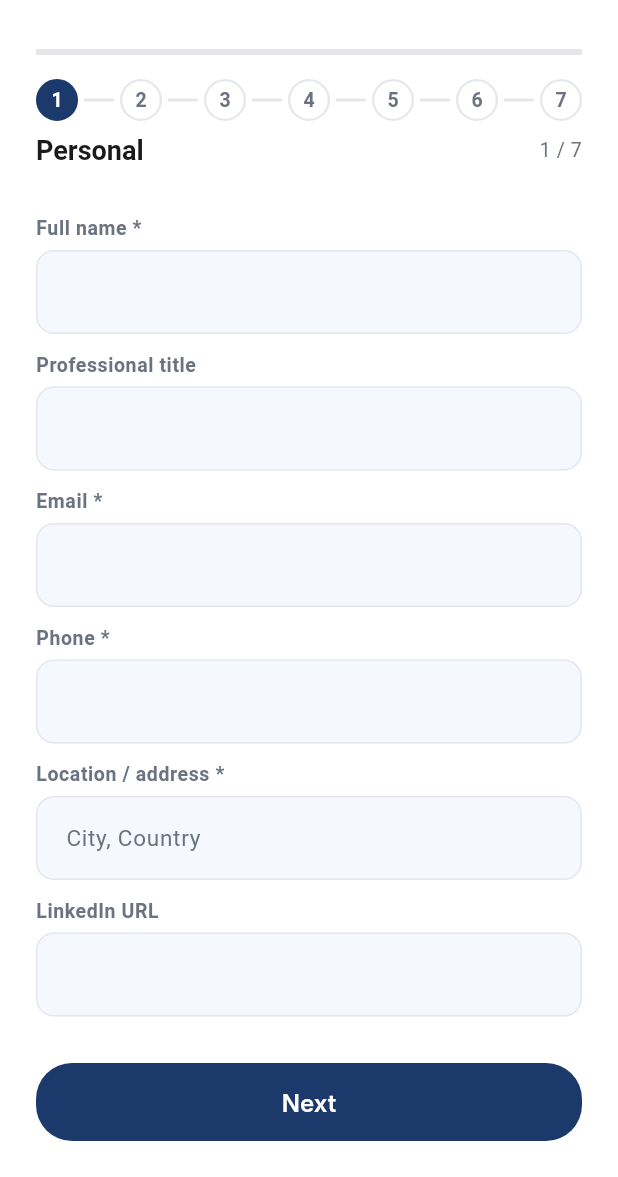
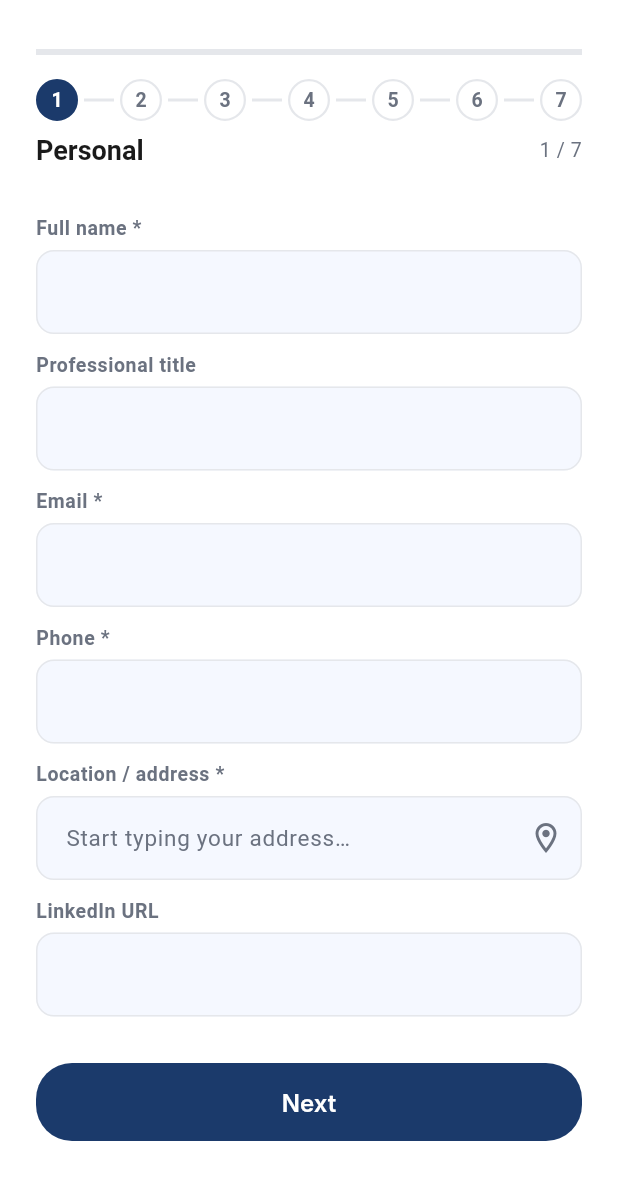
Before and after one commit to oscarneupane/resume-builder, a Flutter app: the ResumeBuilderScreen screen opened by its route, on a phone screen of 412 x 824 dp, the part 59-1236 px from its top. Run offline on Flutter 3.47's test engine with Material 3 defaults, Android fonts, the phone set to English and light mode, and no system bars; our stand-ins replace file_picker, flutter_dotenv, flutter_riverpod, flutter_secure_storage, go_router, image_picker and 4 more; accounts and stored records are empty; Roboto replaces fonts that are missing (Inter).

Commit message:
feat: Google Places address autocomplete + clearer OpenAI quota errors
- PlacesService: Google Places Autocomplete via REST, gated on
  GOOGLE_PLACES_API_KEY. Returns empty (graceful) when no key, short input, or error.
- AddressAutocompleteField: reusable Form-aware Autocomplete widget; replaces the
  Location/address field in the resume Personal step. Degrades to a plain text
  field when no key is set.
- AiService: surface OpenAI 429 as "quota exceeded — add billing" for both the
  generate and extract direct-OpenAI paths (clearer than a raw status code).
- Docs: SETUP.md Google Places section; .env.example GOOGLE_PLACES_API_KEY.

Verified: flutter analyze (0/0), flutter test (28/28), build apk, live on
emulator — address field renders with the autocomplete widget; AI now calls
OpenAI directly (confirmed via a real 429 quota response, i.e. wiring works).

Co-Authored-By: Claude Opus 4.8 <noreply@anthropic.com>

```diff
--- a/lib/features/resume_builder/widgets/builder_steps.dart
+++ b/lib/features/resume_builder/widgets/builder_steps.dart
@@ -3,6 +3,7 @@ import 'package:flutter/material.dart';
 import '../../../app/theme.dart';
 import '../../../core/extensions.dart';
 import '../../../shared/utils/validators.dart';
+import '../../../shared/widgets/address_autocomplete_field.dart';
 import '../../../shared/widgets/app_button.dart';
 import '../../../shared/widgets/app_text_field.dart';
 import '../controllers/resume_builder_controller.dart';
@@ -53,9 +54,9 @@ class PersonalStep extends StatelessWidget {
             validator: Validators.phone,
           ),
           const SizedBox(height: 12),
-          AppTextField(
+          AddressAutocompleteField(
             label: 'Location / address *',
-            hint: 'City, Country',
+            hint: 'Start typing your address…',
             initialValue: c.location,
             onChanged: (v) => c.location = v,
             validator: (v) => Validators.required(v, 'Location'),
--- /dev/null
+++ b/lib/shared/widgets/address_autocomplete_field.dart
@@ -0,0 +1,87 @@
+import 'package:flutter/material.dart';
+
+import '../../app/theme.dart';
+import '../../services/places_service.dart';
+
+/// A labelled address field with Google Places autocomplete. When no Places key
+/// is configured it simply behaves as a normal text field (no suggestions).
+/// Lives inside a Form, so [validator] participates in form validation.
+class AddressAutocompleteField extends StatelessWidget {
+  final String label;
+  final String initialValue;
+  final ValueChanged<String> onChanged;
+  final FormFieldValidator<String>? validator;
+  final String? hint;
+
+  const AddressAutocompleteField({
+    super.key,
+    required this.label,
+    required this.initialValue,
+    required this.onChanged,
+    this.validator,
+    this.hint,
+  });
+
+  @override
+  Widget build(BuildContext context) {
+    return LayoutBuilder(
+      builder: (context, constraints) {
+        return Column(
+          crossAxisAlignment: CrossAxisAlignment.start,
+          children: [
+            Text(label, style: Theme.of(context).textTheme.bodySmall?.copyWith(fontWeight: FontWeight.w600)),
+            const SizedBox(height: 6),
+            Autocomplete<String>(
+              initialValue: TextEditingValue(text: initialValue),
+              optionsBuilder: (value) async {
+                if (value.text.trim().length < 3) return const Iterable<String>.empty();
+                return PlacesService.instance.autocomplete(value.text);
+              },
+              onSelected: onChanged,
+              fieldViewBuilder: (context, controller, focusNode, onFieldSubmitted) {
+                return TextFormField(
+                  controller: controller,
+                  focusNode: focusNode,
+                  keyboardType: TextInputType.streetAddress,
+                  textInputAction: TextInputAction.next,
+                  validator: validator,
+                  onChanged: onChanged,
+                  decoration: InputDecoration(
+                    hintText: hint,
+                    suffixIcon: const Icon(Icons.location_on_outlined, color: AppColors.textSecondary),
+                  ),
+                );
+              },
+              optionsViewBuilder: (context, onSelected, options) {
+                return Align(
+                  alignment: Alignment.topLeft,
+                  child: Material(
+                    elevation: 4,
+                    borderRadius: BorderRadius.circular(AppRadii.input),
+                    child: ConstrainedBox(
+                      constraints: BoxConstraints(maxHeight: 240, maxWidth: constraints.maxWidth),
+                      child: ListView.builder(
+                        padding: EdgeInsets.zero,
+                        shrinkWrap: true,
+                        itemCount: options.length,
+                        itemBuilder: (context, i) {
+                          final option = options.elementAt(i);
+                          return ListTile(
+                            dense: true,
+                            leading: const Icon(Icons.place_outlined, size: 18, color: AppColors.accent),
+                            title: Text(option, style: const TextStyle(fontSize: 14)),
+                            onTap: () => onSelected(option),
+                          );
+                        },
+                      ),
+                    ),
+                  ),
+                );
+              },
+            ),
+          ],
+        );
+      },
+    );
+  }
+}
```
Also changed, not shown: lib/services/ai_service.dart (+8 -0 lines), lib/services/places_service.dart (added, +49 -0 lines), 2 other files.
